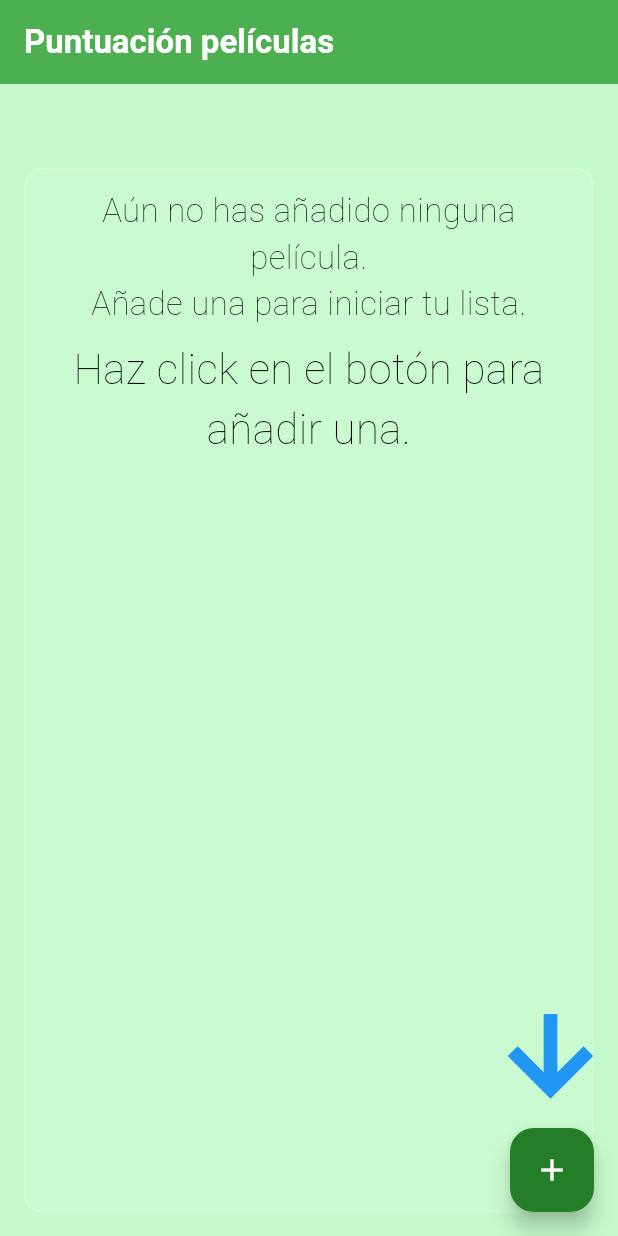
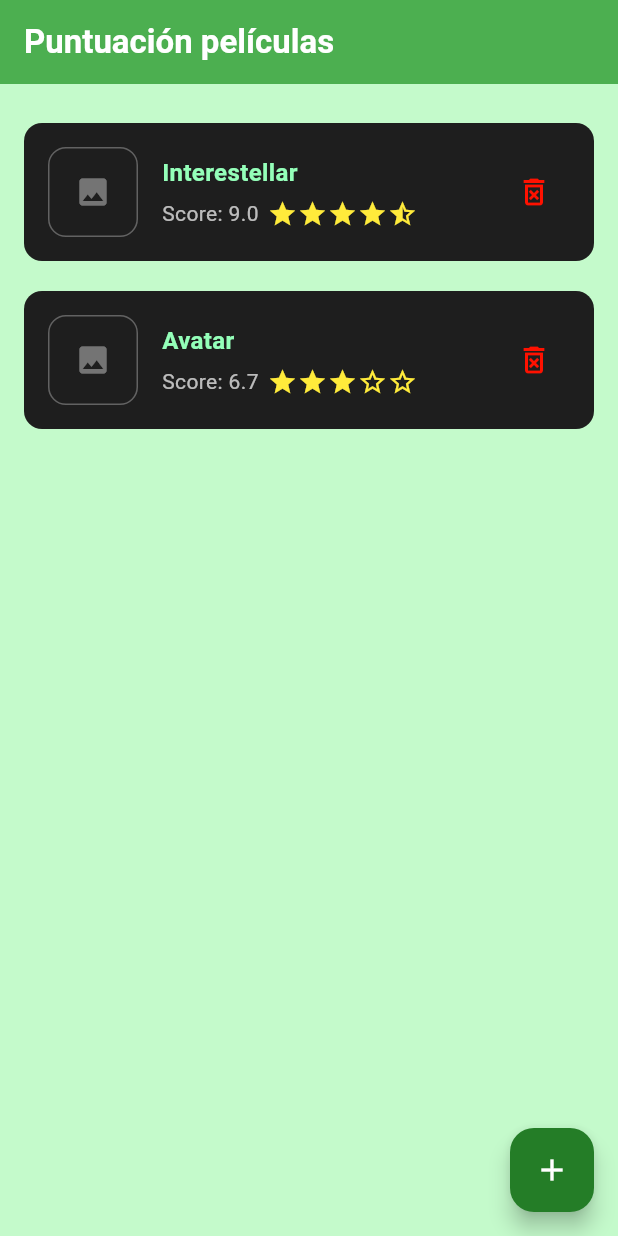
Before and after one commit to chrisladzamach/MovieDumpApp, a Flutter app: the screen it shows after launch, on a phone screen of 412 x 824 dp. Run offline on Flutter 3.47's test engine with Material 3 defaults, Android fonts, the phone set to English and light mode, and no system bars; our stand-ins replace image_picker.

Commit message:
feat: delete item function was added on each movie card

```diff
--- a/lib/data/sample/movies_notifier.dart
+++ b/lib/data/sample/movies_notifier.dart
@@ -1,5 +1,34 @@
 import 'package:flutter/material.dart';
+import 'package:moviedump/data/models/evaluation_criteria.dart';
 import '../models/movie.dart';
 
 /// Lista reactiva que usa ValueNotifier para notificar cambios a la UI.
-ValueNotifier<List<Movie>> moviesNotifier = ValueNotifier<List<Movie>>([]);
+ValueNotifier<List<Movie>> moviesNotifier = ValueNotifier<List<Movie>>([
+  Movie(
+    title: "Interestellar",
+    criteria: [
+      EvaluationCriteria(name: "Fotografía / Efectos visuales", score: 10),
+      EvaluationCriteria(name: "Guion", score: 9),
+      EvaluationCriteria(name: "Banda sonora", score: 9),
+      EvaluationCriteria(name: "Actuación", score: 8),
+    ],
+  ),
+  Movie(
+    title: "Avatar",
+    criteria: [
+      EvaluationCriteria(name: "Fotografía / Efectos visuales", score: 9),
+      EvaluationCriteria(name: "Guion", score: 4.9),
+      EvaluationCriteria(name: "Banda sonora", score: 5.9),
+      EvaluationCriteria(name: "Actuación", score: 6.8),
+    ],
+  ),
+]);
+
+void addMovie(Movie movie) {
+  moviesNotifier.value = [...moviesNotifier.value, movie];
+}
+
+void deleteMovie(Movie movie) {
+  moviesNotifier.value =
+      moviesNotifier.value.where((m) => m != movie).toList();
+}
--- a/lib/features/movie_list/screens/movie_list_screen.dart
+++ b/lib/features/movie_list/screens/movie_list_screen.dart
@@ -74,7 +74,13 @@ class MovieListScreen extends StatelessWidget {
                   itemCount: movies.length,
                   itemBuilder: (context, index) {
                     final movie = movies[index];
-                    return MovieCard(movie: movie);
+
+                    return MovieCard(
+                      movie: movie,
+                      onDelete: () {
+                        deleteMovie(movie);
+                      },
+                    );
                   },
                 );
               },
--- a/lib/features/movie_list/widgets/movie_card.dart
+++ b/lib/features/movie_list/widgets/movie_card.dart
@@ -7,8 +7,9 @@ import '../../../../core/constants/app_colors.dart';
 
 class MovieCard extends StatelessWidget {
   final Movie movie;
+  final VoidCallback onDelete;
 
-  const MovieCard({super.key, required this.movie});
+  const MovieCard({super.key, required this.movie, required this.onDelete});
 
   @override
   Widget build(BuildContext context) {
@@ -63,6 +64,15 @@ class MovieCard extends StatelessWidget {
               ],
             ),
           ),
+          IconButton(
+            icon: const Icon(
+              Icons.delete_forever_outlined,
+              color: AppColors.errorValidation,
+            ),
+            onPressed: () {
+              onDelete();
+            },
+          ),
         ],
       ),
     );
@@ -73,8 +83,6 @@ class MovieCard extends StatelessWidget {
     if (movie.imagePath == null || movie.imagePath!.isEmpty) return null;
 
     if (kIsWeb) {
-      // Si en algún momento guardas URLs en lugar de rutas locales,
-      // puedes cambiar esto a NetworkImage(movie.imagePath!)
       return null;
     }
 
@@ -98,8 +106,6 @@ class MovieCard extends StatelessWidget {
       return const Icon(Icons.image, color: Colors.white38);
     }
 
-    // Si llegamos aquí y hay archivo válido, no mostramos nada extra
-    // porque la imagen ya está en DecorationImage.
     return null;
   }
 
```
